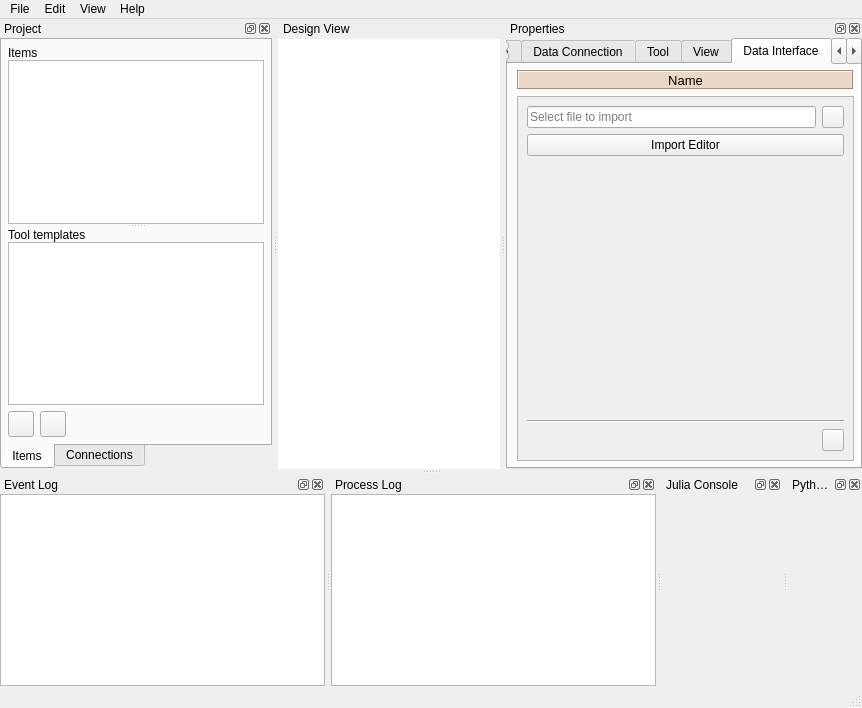
Old version of the form spinetoolbox/ui/mainwindow.ui in the repository spine-tools/Spine-Toolbox.
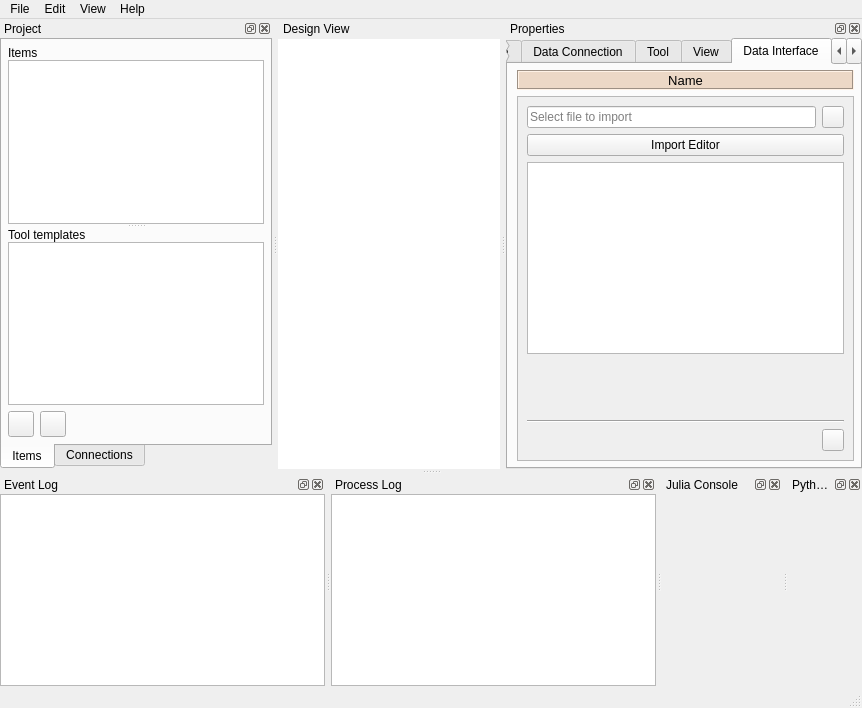
New version of the form. The open tabs and pages were chosen to show the change. Icons and pictures are not drawn. Custom widgets are drawn as their Qt base class.

Commit message: Added a checkable Files list to Data Interface Properties

What changed in the file:
```diff
--- a/spinetoolbox/ui/mainwindow.ui
+++ b/spinetoolbox/ui/mainwindow.ui
@@ -2242,6 +2242,16 @@
                </property>
               </widget>
              </item>
+             <item>
+              <widget class="QTreeView" name="treeView_data_interface_files">
+               <property name="indentation">
+                <number>5</number>
+               </property>
+               <property name="uniformRowHeights">
+                <bool>true</bool>
+               </property>
+              </widget>
+             </item>
              <item>
               <spacer name="verticalSpacer">
                <property name="orientation">
```
The commit also changes 10 other files.
